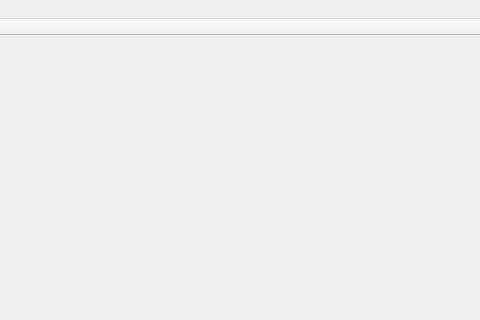
Old version of the form ui/gamewindow.ui in the repository couatl/Mort; both pictures show x 330 to 810 and y 0 to 320 of the 960 by 540 pixel window.
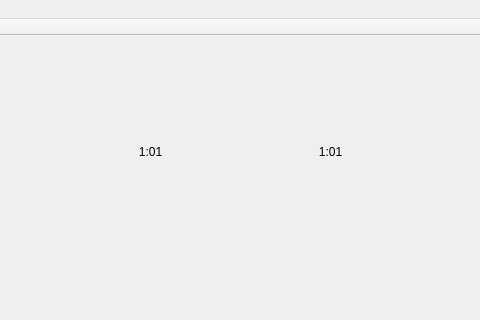
New version of the form.

Patch:
```diff
--- a/ui/gamewindow.ui
+++ b/ui/gamewindow.ui
@@ -84,6 +84,47 @@
       <height>31</height>
      </rect>
     </property>
+    <property name="mouseTracking">
+     <bool>false</bool>
+    </property>
+    <property name="text">
+     <string>1:01</string>
+    </property>
+    <property name="alignment">
+     <set>Qt::AlignCenter</set>
+    </property>
+   </widget>
+   <widget class="QLabel" name="time_2">
+    <property name="geometry">
+     <rect>
+      <x>440</x>
+      <y>100</y>
+      <width>81</width>
+      <height>31</height>
+     </rect>
+    </property>
+    <property name="mouseTracking">
+     <bool>false</bool>
+    </property>
+    <property name="text">
+     <string>1:01</string>
+    </property>
+    <property name="alignment">
+     <set>Qt::AlignCenter</set>
+    </property>
+   </widget>
+   <widget class="QLabel" name="time_3">
+    <property name="geometry">
+     <rect>
+      <x>620</x>
+      <y>100</y>
+      <width>81</width>
+      <height>31</height>
+     </rect>
+    </property>
+    <property name="mouseTracking">
+     <bool>false</bool>
+    </property>
     <property name="text">
      <string>1:01</string>
     </property>
```
Left out of the diff: 2 changed lines with no effect on the pictures.
